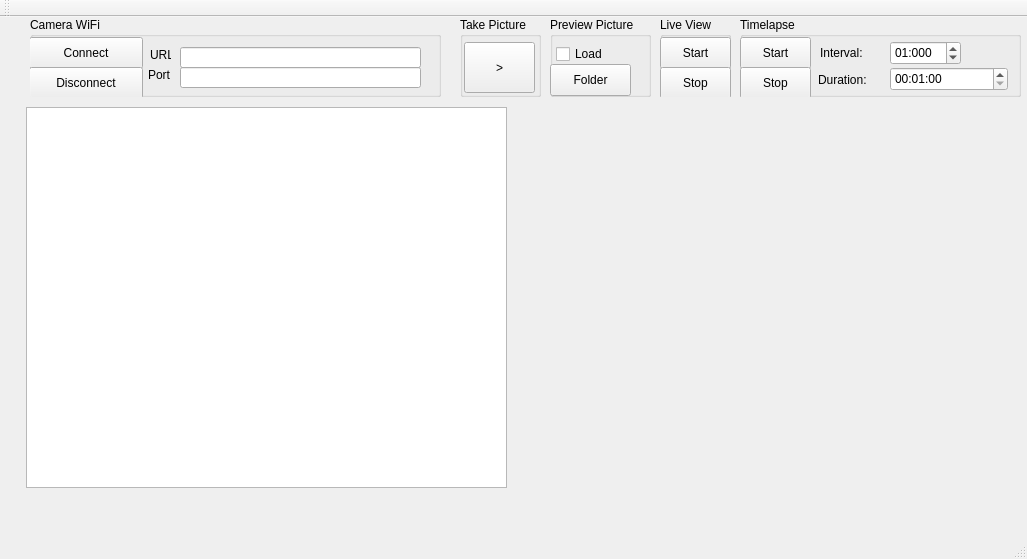
First picture: the form in mainwindow.ui, repository klangobjekte/CameraRemote, before the edit.
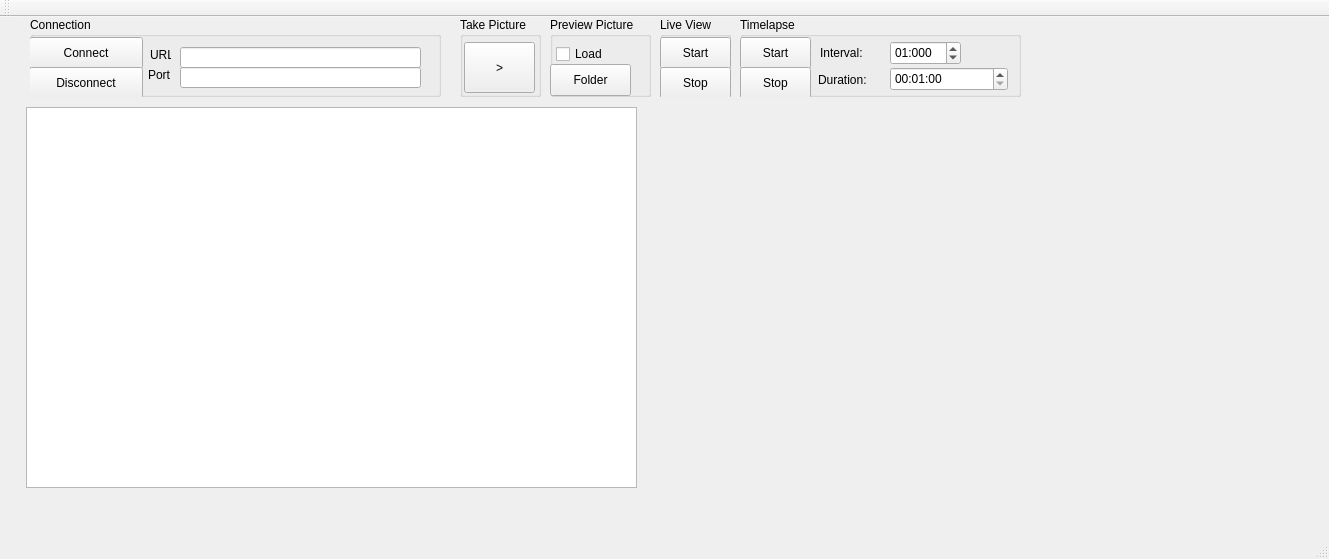
Second picture: the form after the edit.

Diff of the .ui file:
```diff
--- a/mainwindow.ui
+++ b/mainwindow.ui
@@ -6,7 +6,7 @@
    <rect>
     <x>0</x>
     <y>0</y>
-    <width>1027</width>
+    <width>1329</width>
     <height>559</height>
    </rect>
   </property>
@@ -19,7 +19,7 @@
      <rect>
       <x>26</x>
       <y>90</y>
-      <width>481</width>
+      <width>611</width>
       <height>381</height>
      </rect>
     </property>
@@ -27,9 +27,9 @@
    <widget class="QLabel" name="label">
     <property name="geometry">
      <rect>
-      <x>530</x>
-      <y>94</y>
-      <width>451</width>
+      <x>650</x>
+      <y>90</y>
+      <width>631</width>
       <height>371</height>
      </rect>
     </property>
@@ -50,7 +50,7 @@
      <string>&lt;html&gt;&lt;head/&gt;&lt;body&gt;&lt;p&gt;Connect to the camera WiFi.&lt;/p&gt;&lt;p&gt;Only the default connection of the computer can be used.&lt;/p&gt;&lt;p&gt;The camera must be in Remote Mode and act as an Hot Spot.&lt;/p&gt;&lt;/body&gt;&lt;/html&gt;</string>
     </property>
     <property name="title">
-     <string>Camera WiFi</string>
+     <string>Connection</string>
     </property>
     <widget class="QPushButton" name="startRecModePushButton">
      <property name="geometry">
```
Left out of the diff: 9 changed lines with no effect on the pictures.
